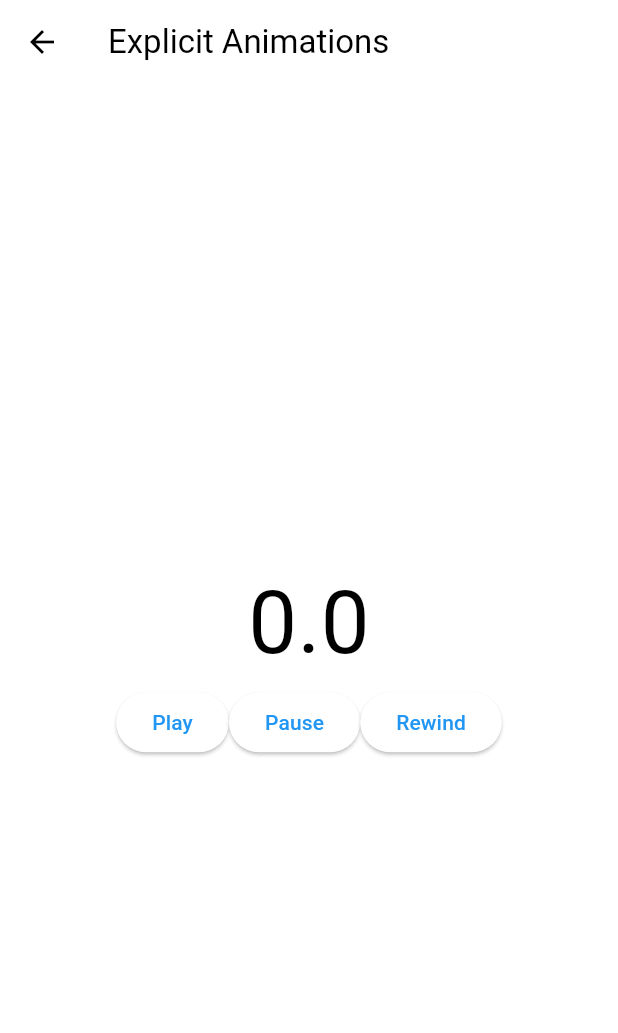
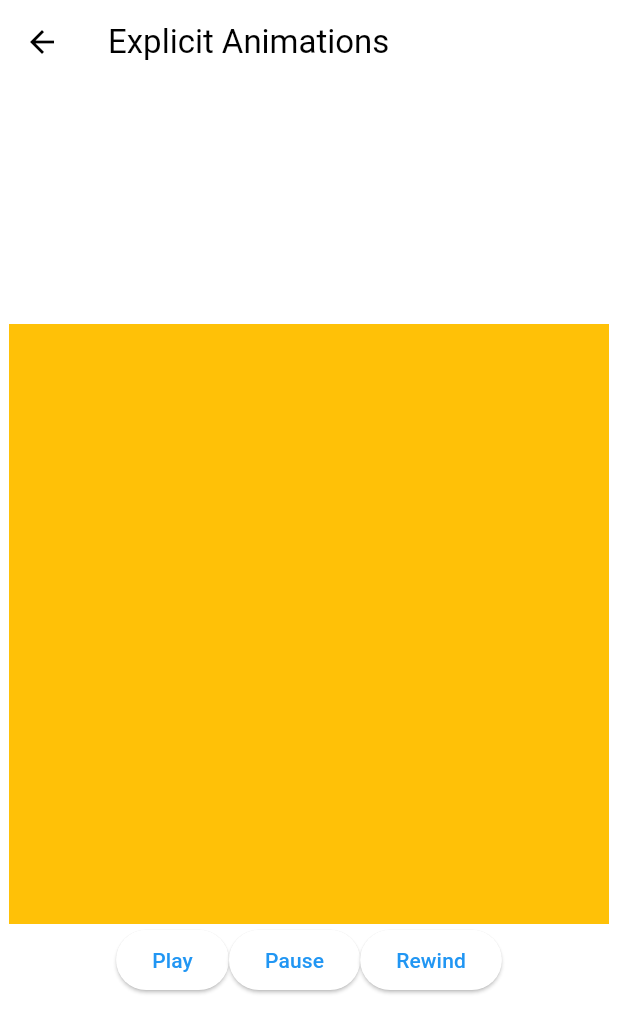
Before and after one commit to cskime/nomadcoders-flutter-animations-masterclass, a Flutter app: the ExplicitAnimationsScreen screen opened directly, on a phone screen of 412 x 824 dp. Shown: the top 1033 px of the screen. Run offline on Flutter 3.47's test engine with Material 3 defaults, Android fonts, the phone set to English and light mode, and no system bars.

Commit message:
#2.4 ColorTween

```diff
--- a/lib/screens/explicit_animations_screen.dart
+++ b/lib/screens/explicit_animations_screen.dart
@@ -1,5 +1,3 @@
-import 'dart:async';
-
 import 'package:flutter/material.dart';
 
 class ExplicitAnimationsScreen extends StatefulWidget {
@@ -17,6 +15,11 @@
     duration: const Duration(seconds: 10),
   );
 
+  late final Animation<Color?> _color = ColorTween(
+    begin: Colors.amber,
+    end: Colors.red,
+  ).animate(_animationController);
+
   void _play() {
     _animationController.forward();
   }
@@ -30,18 +33,6 @@
   }
 
   @override
-  void initState() {
-    super.initState();
-
-    Timer.periodic(
-      const Duration(milliseconds: 500),
-      (timer) {
-        _animationController.value;
-      },
-    );
-  }
-
-  @override
   Widget build(BuildContext context) {
     return Scaffold(
       appBar: AppBar(
@@ -52,10 +43,11 @@
           mainAxisAlignment: MainAxisAlignment.center,
           children: [
             AnimatedBuilder(
-              animation: _animationController,
-              builder: (context, child) => Text(
-                "${_animationController.value}",
-                style: const TextStyle(fontSize: 58),
+              animation: _color,
+              builder: (context, child) => Container(
+                color: _color.value,
+                width: 400,
+                height: 400,
               ),
             ),
             Row(
```
Also changed, not shown: 1 other file.
